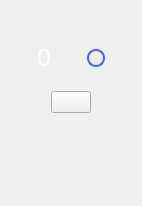
First picture: the form in ui/digitalIoChannel.ui, repository analogdevicesinc/scopy, before the edit.
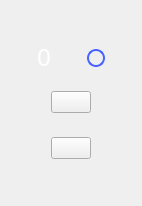
Second picture: the form after the edit. Icons and pictures are not drawn. Custom widgets are drawn as their Qt base class.

Commit message: DigitalIo: changed output level switch to SmallOnOffSwitch

```diff
--- a/ui/digitalIoChannel.ui
+++ b/ui/digitalIoChannel.ui
@@ -313,25 +313,6 @@
          <verstretch>0</verstretch>
         </sizepolicy>
        </property>
-       <property name="styleSheet">
-        <string notr="true">QPushButton {
-background-color: transparent;
-width:60px;
-height:23px;
-border-radius:2px;
-}
-
-QPushButton:checked
-{
- border-image: url(&quot;:/icons/dio101.svg&quot;);
-}
-
-QPushButton:!checked
-{
- border-image: url(&quot;:/icons/dio100.svg&quot;);
-}
-</string>
-       </property>
        <property name="text">
         <string/>
        </property>
@@ -361,6 +342,11 @@
   </layout>
  </widget>
  <customwidgets>
+  <customwidget>
+   <class>adiscope::SmallOnOffSwitch</class>
+   <extends>QPushButton</extends>
+   <header>smallOnOffSwitch.hpp</header>
+  </customwidget>
   <customwidget>
    <class>adiscope::CustomSwitch</class>
    <extends>QPushButton</extends>
```
Left out of the diff: 11 changed lines with no effect on the pictures.
